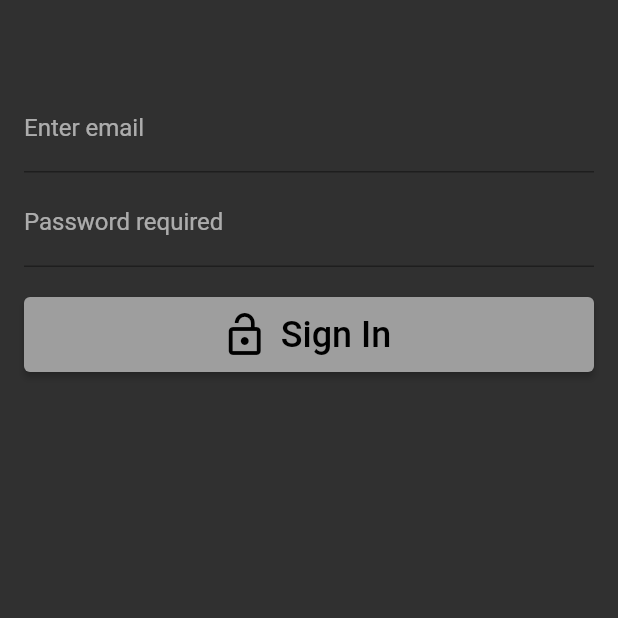
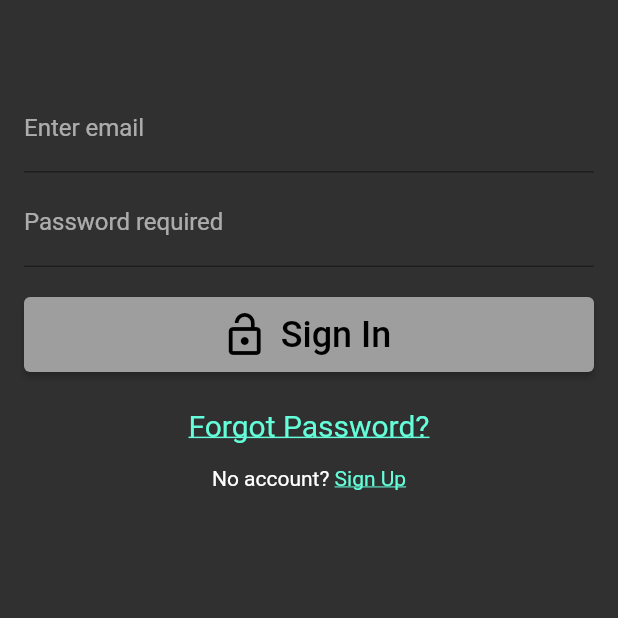
Before and after one commit to dyatco/userAuthFlutter, a Flutter app: the screen it shows after launch, on a phone screen of 412 x 824 dp, the top half of it. Run offline on Flutter 3.47's test engine with Material 2 defaults, Android fonts, the phone set to English and light mode, and no system bars; our stand-ins replace email_validator, firebase_auth, firebase_core; accounts and stored records are empty.

Commit message:
added sign up and forgot password features

```diff
--- /dev/null
+++ b/lib/Pages/auth_page.dart
@@ -0,0 +1,18 @@
+import 'package:login_auth/login_widget.dart';
+import 'package:login_auth/signup_widget.dart';
+import 'package:flutter/material.dart';
+
+class AuthPage extends StatefulWidget{
+  @override
+  _AuthPageState createState() => _AuthPageState();
+}
+
+class _AuthPageState extends State<AuthPage>{
+  bool isLogin = true;
+
+  @override
+  Widget build(BuildContext context) =>
+    isLogin ? LoginWidget(onClickedSignUp: toggle) : SignUpWidget(onClickedSignIn: toggle);
+
+  void toggle() => setState(() => isLogin = !isLogin);
+}
--- a/lib/login_widget.dart
+++ b/lib/login_widget.dart
@@ -1,10 +1,17 @@
 import 'package:firebase_auth/firebase_auth.dart';
+import 'package:login_auth/forgot_password_page.dart';
 import 'package:login_auth/main.dart';
-// import 'package:login_auth/utils/utils.dart';
+import 'package:login_auth/utils.dart';
 import 'package:flutter/gestures.dart';
 import 'package:flutter/material.dart';
 
 class LoginWidget extends StatefulWidget{
+  final VoidCallback onClickedSignUp;
+  const LoginWidget({
+    Key? key,
+    required this.onClickedSignUp,
+  }) : super(key: key);
+
   @override
   _LoginWidgetState createState() => _LoginWidgetState();
 }
@@ -26,6 +33,7 @@ class _LoginWidgetState extends State<LoginWidget>{
     child: Column(
       mainAxisAlignment: MainAxisAlignment.center,
       children: [
+        // Sign in text fields
         SizedBox(height: 40.0),
         TextField(
           controller: emailController,
@@ -40,6 +48,8 @@ class _LoginWidgetState extends State<LoginWidget>{
           decoration: InputDecoration(labelText: 'Password required'),
           obscureText: true,
         ),
+
+        // Button
         SizedBox(height: 20.0),
         ElevatedButton.icon(
           style: ElevatedButton.styleFrom(minimumSize: Size.fromHeight(50.0)),
@@ -47,6 +57,42 @@ class _LoginWidgetState extends State<LoginWidget>{
           label: Text('Sign In', style: TextStyle(fontSize: 24.0)),
           onPressed: signIn,
         ),
+
+        // Forgot password
+        SizedBox(height: 24.0),
+        GestureDetector(
+          child: Text(
+            'Forgot Password?',
+            style: TextStyle(
+              decoration: TextDecoration.underline,
+              color: Theme.of(context).colorScheme.secondary,
+              fontSize: 20,
+            ),
+          ),
+          onTap: () => Navigator.of(context).push(MaterialPageRoute(
+            builder: (context) => ForgotPasswordPage(),
+          )),
+        ),
+
+        // Sign up link
+        SizedBox(height: 16),
+        RichText(
+          text: TextSpan(
+            style: TextStyle(color: Colors.white),
+            text: 'No account? ',
+            children: [
+              TextSpan(
+                recognizer: TapGestureRecognizer()
+                  ..onTap = widget.onClickedSignUp,
+                text: 'Sign Up',
+                style: TextStyle(
+                  decoration: TextDecoration.underline,
+                  color: Theme.of(context).colorScheme.secondary
+                ),
+              )
+            ]
+          )
+        )
       ],
     ),
   );
@@ -66,6 +112,9 @@ class _LoginWidgetState extends State<LoginWidget>{
     // catch error
     } on FirebaseAuthException catch (e){
       print(e);
+
+      // if email does not exist
+      Utils.showSnackBar(e.message);
     }
 
     // hides loading indicator when done
--- a/lib/main.dart
+++ b/lib/main.dart
@@ -2,7 +2,9 @@ import 'package:firebase_auth/firebase_auth.dart';
 import 'package:flutter/material.dart';
 import 'package:firebase_core/firebase_core.dart';
 import 'package:login_auth/login_widget.dart';
+import 'package:login_auth/utils.dart';
 import 'package:login_auth/Pages/home_page.dart';
+import 'package:login_auth/Pages/auth_page.dart';
 
 Future main() async{
   WidgetsFlutterBinding.ensureInitialized();
@@ -18,6 +20,7 @@ class MyApp extends StatelessWidget {
 
   @override
   Widget build(BuildContext context) => MaterialApp(
+    scaffoldMessengerKey: Utils.messengerKey,
     navigatorKey: navigatorKey,
     debugShowCheckedModeBanner: false,
     title: title,
@@ -45,7 +48,7 @@ class MainPage extends StatelessWidget{
           return HomePage();
         // if logged out, go to login page
         } else {
-          return LoginWidget();
+          return AuthPage();
         }
       },
     ),
--- /dev/null
+++ b/lib/utils.dart
@@ -0,0 +1,15 @@
+import 'package:flutter/material.dart';
+
+class Utils {
+  static final messengerKey = GlobalKey<ScaffoldMessengerState>();
+
+  static showSnackBar(String? text){
+    if (text == null) return;
+
+    final snackBar = SnackBar(content: Text(text), backgroundColor: Colors.red);
+
+    messengerKey.currentState!
+      ..removeCurrentSnackBar()
+      ..showSnackBar(snackBar);
+  }
+}
--- a/pubspec.yaml
+++ b/pubspec.yaml
@@ -39,6 +39,8 @@ dependencies:
 
   # Online database for data
   firebase_auth: ^4.2.10
+
+  email_validator: ^2.1.17
 
   # The following adds the Cupertino Icons font to your application.
   # Use with the CupertinoIcons class for iOS style icons.
```
Also changed, not shown: lib/forgot_password_page.dart (added, +92 -0 lines), lib/signup_widget.dart (added, +136 -0 lines), pubspec.lock.
